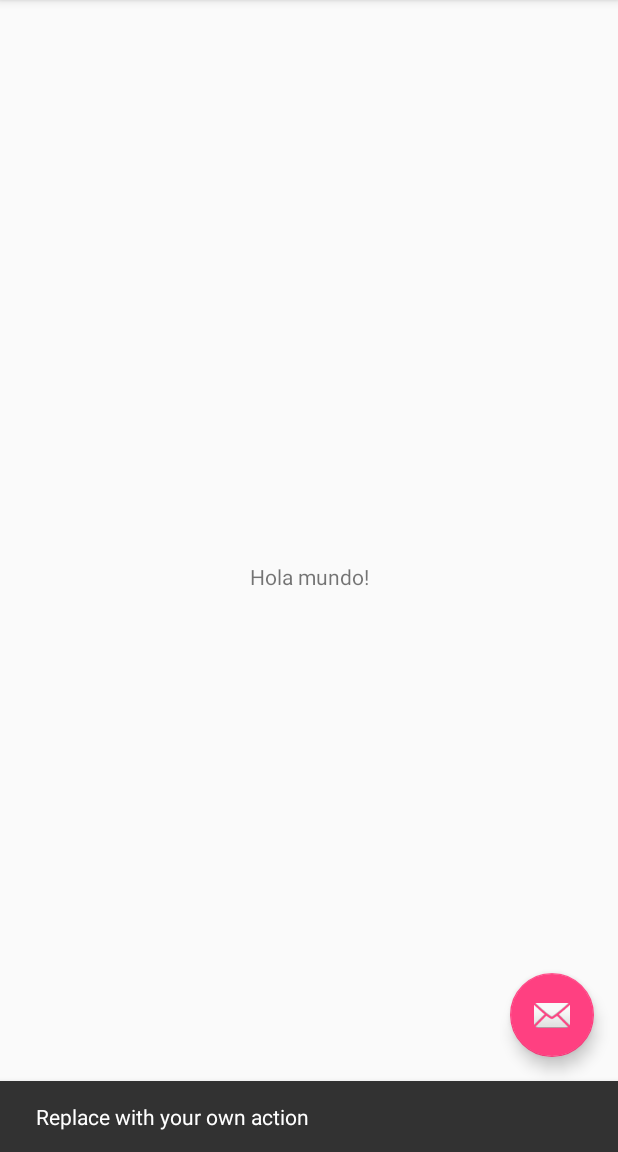
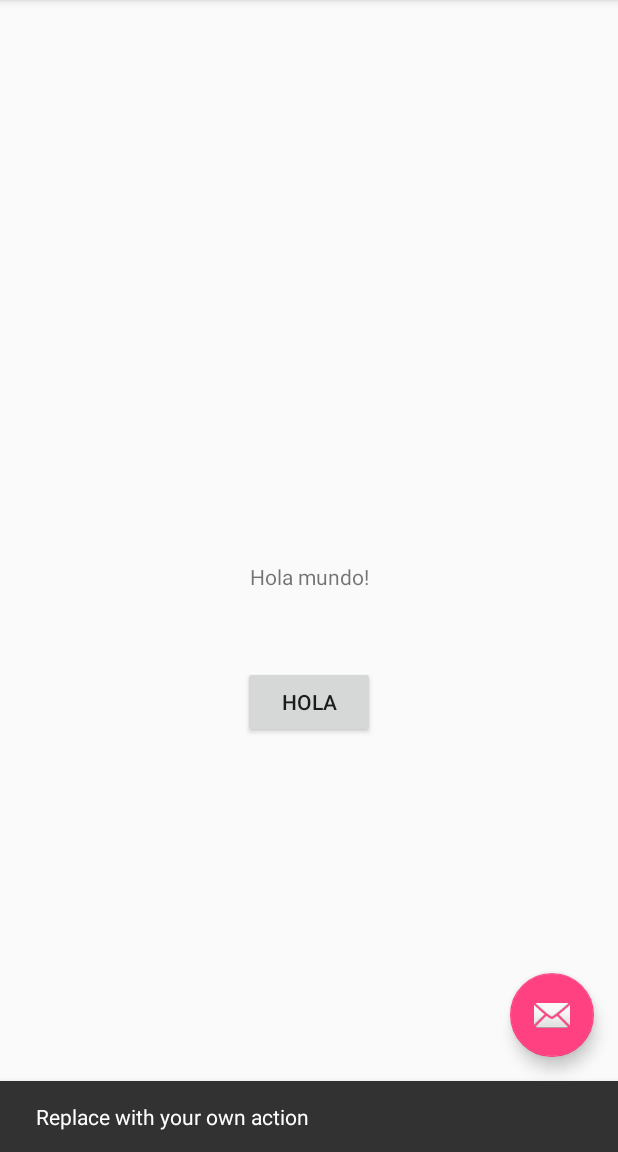
Before and after one commit to William-ST/____TareaVersionesWST____, an Android app: the screen it shows after launch (MainActivity), after a tap on an icon or button, on a phone screen of 412 x 824 dp, the part 84-1236 px from its top. Run offline under Robolectric (Android 15) with nearby library versions, the phone set to English and light mode, and no system bars.

Commit message:
Añado boton Hola

```diff
--- a/app/src/main/res/layout/content_main.xml
+++ b/app/src/main/res/layout/content_main.xml
@@ -9,6 +9,7 @@
     tools:showIn="@layout/activity_main">
 
     <TextView
+        android:id="@+id/tv_helloword"
         android:layout_width="wrap_content"
         android:layout_height="wrap_content"
         android:text="Hola mundo!"
@@ -17,4 +18,13 @@
         app:layout_constraintRight_toRightOf="parent"
         app:layout_constraintTop_toTopOf="parent" />
 
+    <Button
+        android:layout_width="wrap_content"
+        android:layout_height="wrap_content"
+        android:text="HOLA"
+        app:layout_constraintTop_toBottomOf="@id/tv_helloword"
+        app:layout_constraintLeft_toLeftOf="parent"
+        app:layout_constraintRight_toRightOf="parent"
+        android:layout_marginTop="50dp" />
+
 </android.support.constraint.ConstraintLayout>
```
